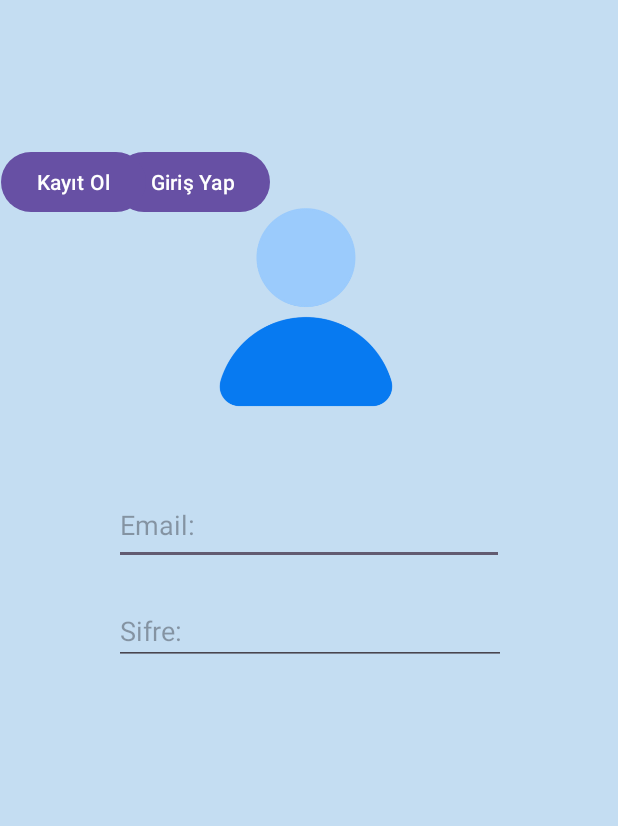
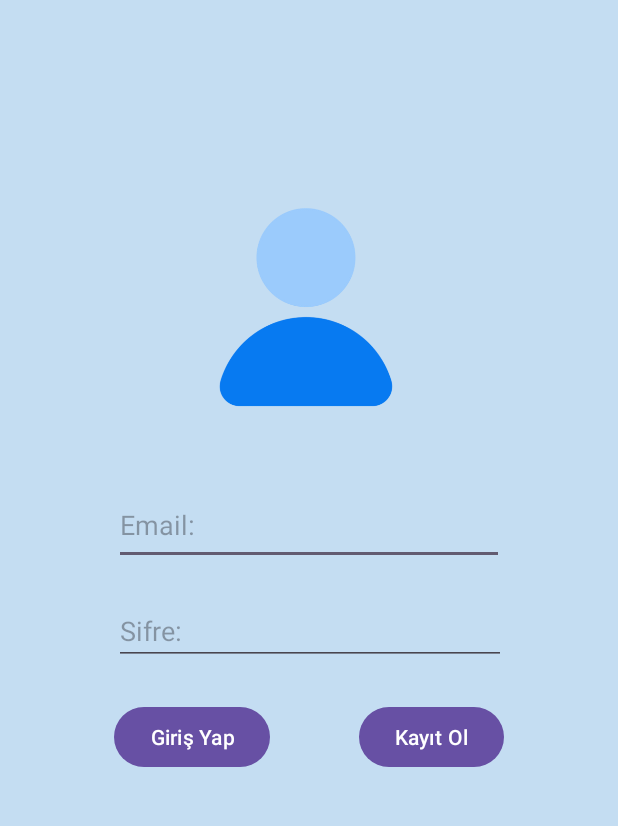
Before and after one commit to nrlhhlcn/TripDiary, an Android app: the screen it shows after launch (MainActivity), on a phone screen of 412 x 824 dp, the part 170-996 px from its top. Run offline under Robolectric (Android 15) with nearby library versions, the phone set to English and light mode, and no system bars.

Commit message:
giris düzenleme

```diff
--- a/app/src/main/res/layout/activity_main.xml
+++ b/app/src/main/res/layout/activity_main.xml
@@ -59,26 +59,26 @@
             app:layout_constraintStart_toStartOf="parent" />
 
 
-
         <Button
             android:id="@+id/button2"
             android:layout_width="wrap_content"
             android:layout_height="wrap_content"
-            android:layout_marginTop="10dp"
             android:onClick="loginClick"
             android:text="Giriş Yap"
             app:layout_constraintStart_toStartOf="@+id/loginPassword"
-            app:layout_constraintTop_toBottomOf="@+id/checkBox" />
+            app:layout_constraintTop_toTopOf="@+id/button3" />
 
         <Button
             android:id="@+id/button3"
             android:layout_width="wrap_content"
             android:layout_height="wrap_content"
-            android:layout_marginTop="10dp"
+            android:layout_marginTop="24dp"
             android:onClick="registerClickLogin"
             android:text="Kayıt Ol"
-            app:layout_constraintEnd_toEndOf="@+id/checkBox"
-            app:layout_constraintTop_toBottomOf="@+id/checkBox" />
+            app:layout_constraintEnd_toEndOf="@+id/loginPassword"
+            app:layout_constraintHorizontal_bias="0.983"
+            app:layout_constraintStart_toEndOf="@+id/button2"
+            app:layout_constraintTop_toBottomOf="@+id/loginPassword" />
 
         <ImageView
             android:id="@+id/imageView4"
```
Also changed, not shown: 22 other files.
